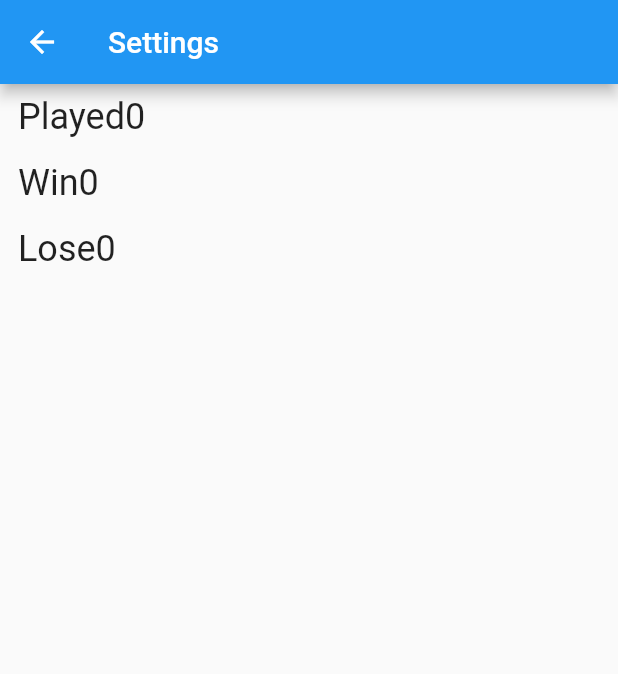
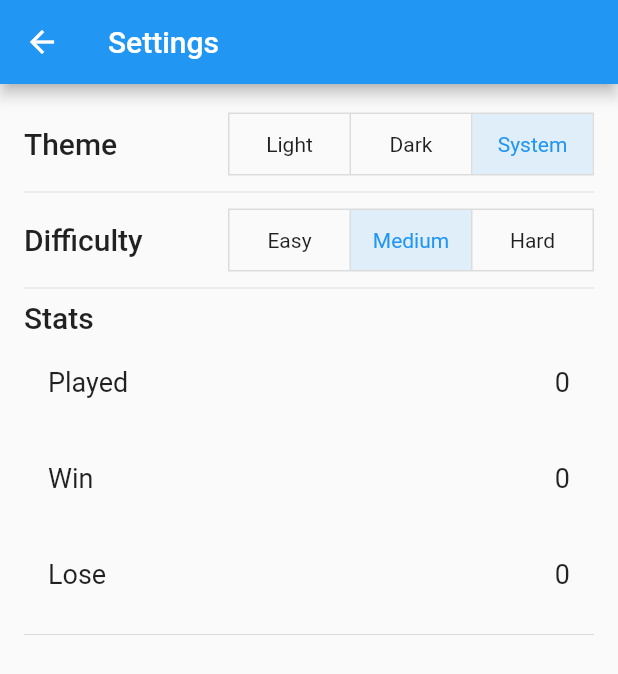
Before and after one commit to maheshj01/furdle, a Flutter app: the Settings screen opened directly, on a phone screen of 412 x 824 dp. Shown: the top 674 px of the screen. Run offline on Flutter 3.47's test engine with Material 2 defaults, Android fonts, the phone set to English and light mode, and no system bars; our stand-ins replace confetti, go_router, shared_preferences; accounts and stored records are empty.

Commit message:
add settings

```diff
--- a/lib/constants/strings.dart
+++ b/lib/constants/strings.dart
@@ -1,8 +1,9 @@
 /// app string constants  from the UI go here in this page
 /// e.g
-const String APP_TITLE = 'Furdle (Flutter + Wordle)';
+const String APP_TITLE = 'FURDLE';
 
 /// SharedPreferences Keys
 const String kThemeKey = 'theme';
 const String kFurdleKey = 'furdle';
 const String kMatchHistoryKey = 'kMatchHistoryKey';
+const String kDifficultyKey = 'kDifficultyKey';
--- a/lib/models/puzzle.dart
+++ b/lib/models/puzzle.dart
@@ -1,4 +1,5 @@
 enum PuzzleResult { win, lose }
+enum Difficulty { easy, medium, hard }
 
 class Puzzle {
   late String _puzzle;
@@ -6,6 +7,7 @@ class Puzzle {
   late int _moves;
   late int _puzzleSize;
   late DateTime _date;
+  late Difficulty _difficulty;
 
   Puzzle.initialStats({String puzzle = ''}) {
     _puzzle = puzzle;
@@ -13,15 +15,17 @@ class Puzzle {
     _moves = 0;
     _puzzleSize = 0;
     _date = DateTime.now();
+    _difficulty = Difficulty.medium;
   }
 
   Puzzle.fromStats(String puzzle, PuzzleResult result, int moves,
-      int puzzleSize, DateTime date) {
+      int puzzleSize, DateTime date, Difficulty difficulty) {
     _puzzle = puzzle;
     _result = result;
     _moves = moves;
     _puzzleSize = puzzleSize;
     _date = date;
+    _difficulty = difficulty;
   }
 
   Puzzle(
@@ -29,19 +33,27 @@ class Puzzle {
       required PuzzleResult result,
       required int moves,
       required int puzzleSize,
-      required DateTime date}) {
+      required DateTime date,
+      required Difficulty difficulty}) {
     _puzzle = puzzle;
     _result = result;
     _moves = moves;
     _puzzleSize = puzzleSize;
     _date = DateTime.now();
+    _difficulty = difficulty;
   }
 
   String get puzzle => _puzzle;
+
   PuzzleResult get result => _result;
+
   int get moves => _moves;
+
   int get puzzleSize => _puzzleSize;
+
   DateTime get date => _date;
+
+  Difficulty get difficulty => _difficulty;
 
   set moves(int value) {
     _moves = value;
@@ -63,11 +75,16 @@ class Puzzle {
     _date = value;
   }
 
+  set difficulty(Difficulty value) {
+    _difficulty = value;
+  }
+
   void onMatchPlayed(Puzzle puzzle) {
     _result = puzzle.result;
     _moves = puzzle.moves;
     _puzzleSize = puzzle.puzzleSize;
     _date = DateTime.now();
+    _difficulty = puzzle.difficulty;
   }
 
   Map<String, Object> toJson() {
@@ -77,16 +94,21 @@ class Puzzle {
       'moves': _moves,
       'size': _puzzleSize,
       'date': _date.toString(),
+      'difficulty': _difficulty.name
     };
   }
 
   factory Puzzle.fromJson(Map<String, dynamic> json) {
     return Puzzle(
-      puzzle: json['puzzle'] as String,
-      result: json['result'] == 'win' ? PuzzleResult.win : PuzzleResult.lose,
-      moves: json['moves'] as int,
-      puzzleSize: json['size'] as int,
-      date: DateTime.parse(json['date'] as String),
-    );
+        puzzle: json['puzzle'] as String,
+        result: json['result'] == 'win' ? PuzzleResult.win : PuzzleResult.lose,
+        moves: json['moves'] as int,
+        puzzleSize: json['size'] as int,
+        date: DateTime.parse(json['date'] as String),
+        difficulty: json['difficulty'] == 'easy'
+            ? Difficulty.easy
+            : json['difficulty'] == 'medium'
+                ? Difficulty.medium
+                : Difficulty.hard);
   }
 }
--- a/lib/pages/furdle.dart
+++ b/lib/pages/furdle.dart
@@ -17,9 +17,8 @@ enum KeyState {
 
 class Furdle extends StatefulWidget {
   int? size;
-  Furdle({Key? key, required this.isDark, required this.fState, this.size = 5})
+  Furdle({Key? key, required this.fState, this.size = 5})
       : super(key: key);
-  final bool isDark;
   FState fState;
 
   @override
--- a/lib/pages/settings.dart
+++ b/lib/pages/settings.dart
@@ -1,6 +1,6 @@
 import 'package:flutter/material.dart';
 import 'package:furdle/main.dart';
-import 'package:furdle/models/puzzle.dart';
+import 'package:furdle/models/models.dart';
 
 class Settings extends StatefulWidget {
   const Settings({Key? key}) : super(key: key);
@@ -17,39 +17,32 @@ class _SettingsState extends State<Settings> {
   }
 
   Future<void> getStats() async {
-    print('fetchind stats');
-    // final SharedPreferences _prefs = await SharedPreferences.getInstance();
-    final puzzles = settingsController.puzzles;
-    print(puzzles);
-    played = puzzles.length;
-    win = puzzles
-        .where((element) => element.result == PuzzleResult.win)
-        .toList()
-        .length;
-    lose = played - win;
-    print('$played = $win + $lose');
+    stats = settingsController.stats;
     setState(() {});
   }
 
-  int played = 0;
-  int win = 0;
-  int lose = 0;
-
+  late Stats stats;
   @override
   Widget build(BuildContext context) {
     Widget _stats(String key, String value) {
       return Padding(
-        padding: const EdgeInsets.symmetric(horizontal: 12, vertical: 8),
-        child: Row(children: [
-          Text(
-            '$key',
-            style: TextStyle(fontSize: 24),
-          ),
-          Text(
-            '$value',
-            style: TextStyle(fontSize: 24),
-          )
-        ]),
+          padding: const EdgeInsets.symmetric(vertical: 4),
+          child: ListTile(
+            title: Text(
+              '$key',
+              style: const TextStyle(fontSize: 18),
+            ),
+            trailing: Text(
+              '$value',
+              style: const TextStyle(fontSize: 18),
+            ),
+          ));
+    }
+
+    Widget _subtitle(String subtitle) {
+      return Text(
+        subtitle,
+        style: const TextStyle(fontSize: 20, fontWeight: FontWeight.w500),
       );
     }
 
@@ -57,12 +50,77 @@ class _SettingsState extends State<Settings> {
       appBar: AppBar(
         title: const Text('Settings'),
       ),
-      body: Column(
-        children: [
-          _stats('Played', '$played'),
-          _stats('Win', '$win'),
-          _stats('Lose', '$lose'),
-        ],
+      body: Padding(
+        padding: const EdgeInsets.symmetric(horizontal: 16.0),
+        child: Column(
+          crossAxisAlignment: CrossAxisAlignment.start,
+          children: [
+            const SizedBox(
+              height: 16,
+            ),
+            Row(
+              mainAxisAlignment: MainAxisAlignment.spaceBetween,
+              children: [
+                _subtitle('Theme'),
+                ToggleButtons(
+                    children: const [
+                      Text('Light'),
+                      Text('Dark'),
+                      Text('System'),
+                    ],
+                    constraints:
+                        const BoxConstraints(minWidth: 80, minHeight: 40),
+                    onPressed: (int index) {
+                      settingsController.updateThemeMode(index == 0
+                          ? ThemeMode.light
+                          : index == 1
+                              ? ThemeMode.dark
+                              : ThemeMode.system);
+                      setState(() {});
+                    },
+                    isSelected: [
+                      settingsController.themeMode == ThemeMode.light,
+                      settingsController.themeMode == ThemeMode.dark,
+                      settingsController.themeMode == ThemeMode.system,
+                    ]),
+              ],
+            ),
+            const Divider(),
+            Row(
+              mainAxisAlignment: MainAxisAlignment.spaceBetween,
+              children: [
+                _subtitle('Difficulty'),
+                ToggleButtons(
+                    constraints:
+                        const BoxConstraints(minWidth: 80, minHeight: 40),
+                    children: const [
+                      Text('Easy'),
+                      Text('Medium'),
+                      Text('Hard'),
+                    ],
+                    onPressed: (int index) {
+                      settingsController.difficulty = index == 0
+                          ? Difficulty.easy
+                          : index == 1
+                              ? Difficulty.medium
+                              : Difficulty.hard;
+                      setState(() {});
+                    },
+                    isSelected: [
+                      settingsController.difficulty == Difficulty.easy,
+                      settingsController.difficulty == Difficulty.medium,
+                      settingsController.difficulty == Difficulty.hard,
+                    ]),
+              ],
+            ),
+            const Divider(),
+            _subtitle('Stats'),
+            _stats('Played', '${stats.total}'),
+            _stats('Win', '${stats.won}'),
+            _stats('Lose', '${stats.lost}'),
+            const Divider(),
+          ],
+        ),
       ),
     );
   }
--- a/lib/utils/settings_controller.dart
+++ b/lib/utils/settings_controller.dart
@@ -1,6 +1,5 @@
 import 'package:flutter/material.dart';
-import 'package:furdle/models/puzzle.dart';
-
+import 'package:furdle/models/models.dart';
 import 'settings_service.dart';
 
 /// A class that many Widgets can interact with to read user settings, update
@@ -17,17 +16,23 @@ class SettingsController with ChangeNotifier {
   // Make SettingsService a private variable so it is not used directly.
   SettingsService? _settingsService;
 
-
   void gameOver(Puzzle puzzle) {
     _settingsService!.updatePuzzleStats(puzzle);
     notifyListeners();
   }
 
-  List<Puzzle> get puzzles => _settingsService!.stats.puzzles;
+  Stats get stats => _settingsService!.stats;
 
   // Make ThemeMode a private variable so it is not updated directly without
   // also persisting the changes with the SettingsService.
   ThemeMode? _themeMode;
+
+  Difficulty get difficulty => _settingsService!.difficulty;
+
+  set difficulty(Difficulty value) {
+    _settingsService!.difficulty = value;
+    notifyListeners();
+  }
 
   bool get isFurdleMode => _settingsService!.isFurdleMode;
 
--- a/lib/utils/settings_service.dart
+++ b/lib/utils/settings_service.dart
@@ -27,6 +27,15 @@ class SettingsService {
 
   late Stats _stats;
 
+  Difficulty _difficulty = Difficulty.medium;
+
+  Difficulty get difficulty => _difficulty;
+
+  set difficulty(Difficulty value) {
+    _difficulty = value;
+    _sharedPreferences.setString(kDifficultyKey, value.name);
+  }
+
   Stats get stats => _stats;
 
   set stats(Stats value) {
@@ -53,6 +62,17 @@ class SettingsService {
     _isFurdleMode = _sharedPreferences.getBool(kFurdleKey) ?? false;
     _stats = Stats.initialStats();
     _stats = await getStats();
+    _difficulty = await getDifficulty();
+  }
+
+  Future<Difficulty> getDifficulty() async {
+    String difficulty =
+        _sharedPreferences.getString(kDifficultyKey) ?? 'medium';
+    return _difficulty = difficulty.toLowerCase() == 'easy'
+        ? Difficulty.easy
+        : difficulty.toLowerCase() == 'medium'
+            ? Difficulty.medium
+            : Difficulty.hard;
   }
 
   Future<Stats> getStats() async {
```
Also changed, not shown: lib/pages/home.dart (+21 -19 lines).
